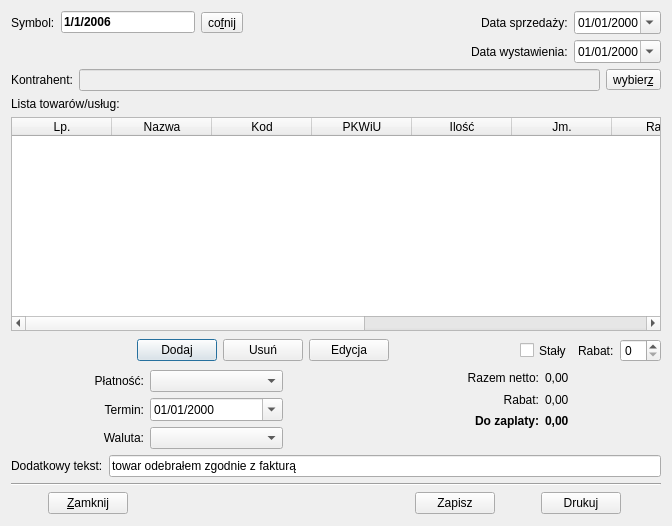
First picture: the form in Faktura.ui, repository juliagoda/qfaktury, before the edit.
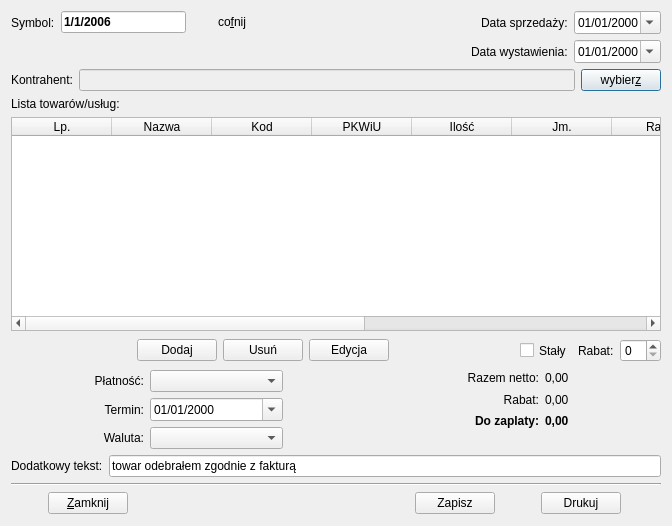
Second picture: the form after the edit.

Diff of the .ui file:
```diff
--- a/Faktura.ui
+++ b/Faktura.ui
@@ -48,13 +48,19 @@
         </layout>
        </item>
        <item>
-        <widget class="QToolButton" name="backBtn" >
+        <widget class="QPushButton" name="backBtn" >
+         <property name="focusPolicy" >
+          <enum>Qt::NoFocus</enum>
+         </property>
          <property name="text" >
           <string>co&amp;fnij</string>
          </property>
          <property name="shortcut" >
           <string>Alt+F</string>
          </property>
+         <property name="flat" >
+          <bool>true</bool>
+         </property>
         </widget>
        </item>
       </layout>
@@ -177,7 +183,10 @@
       </layout>
      </item>
      <item>
-      <widget class="QToolButton" name="kListGet" >
+      <widget class="QPushButton" name="kListGet" >
+       <property name="focusPolicy" >
+        <enum>Qt::StrongFocus</enum>
+       </property>
        <property name="text" >
         <string>wybier&amp;z</string>
        </property>
@@ -295,6 +304,12 @@
        <property name="text" >
         <string>Dodaj</string>
        </property>
+       <property name="shortcut" >
+        <string>Ctrl+T</string>
+       </property>
+       <property name="autoDefault" >
+        <bool>true</bool>
+       </property>
       </widget>
      </item>
      <item>
```
Left out of the diff: 60 changed lines with no effect on the pictures.
